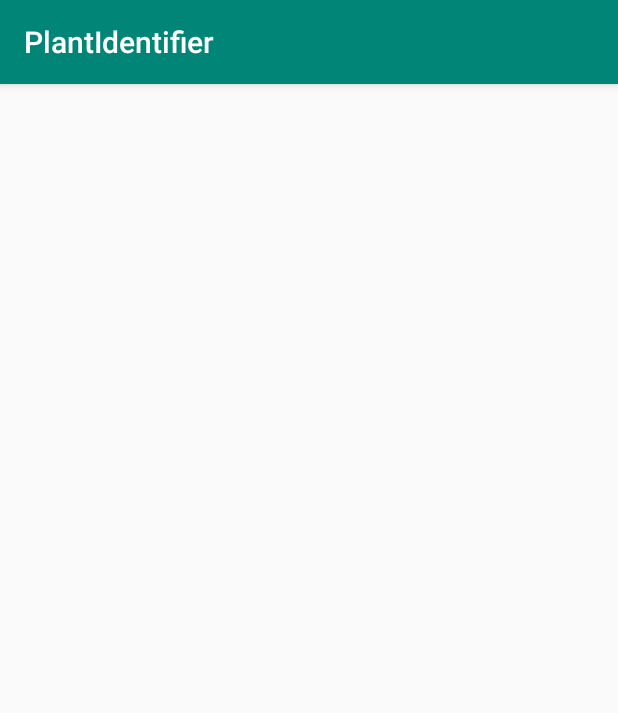
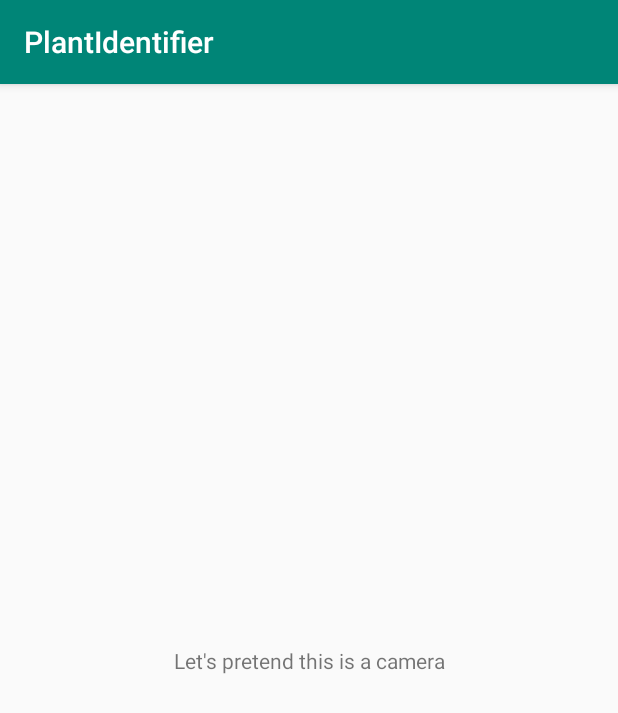
Before and after one commit to Scott3-0/NWAPW-Project, an Android app: the Camera screen opened directly, with no data from a screen before it, on a phone screen of 412 x 824 dp. Shown: the top 713 px of the screen. Run offline under Robolectric (Android 15) with nearby library versions, the phone set to English and light mode, and no system bars.

Commit message:
More activities + buttons
This isn't all of the activities. Some of the buttons do things, some don't right now.  And we'll need to see if there are any errors. Also I can't tell if I need to give new IDs to all of the buttons--if so, I'll figure that out and do it in the next commit

```diff
--- a/USE_THIS_ONE_FROM_NOW_ON/app/src/main/AndroidManifest.xml
+++ b/USE_THIS_ONE_FROM_NOW_ON/app/src/main/AndroidManifest.xml
@@ -9,7 +9,8 @@
         android:roundIcon="@mipmap/ic_launcher_round"
         android:supportsRtl="true"
         android:theme="@style/AppTheme">
-        <activity android:name=".Camera"></activity>
+        <activity android:name=".DisplayPlantTypes"></activity>
+        <activity android:name=".Camera" />
         <activity android:name=".MainActivity">
             <intent-filter>
                 <action android:name="android.intent.action.MAIN" />
--- a/USE_THIS_ONE_FROM_NOW_ON/app/src/main/res/layout/activity_camera.xml
+++ b/USE_THIS_ONE_FROM_NOW_ON/app/src/main/res/layout/activity_camera.xml
@@ -6,4 +6,17 @@
     android:layout_height="match_parent"
     tools:context=".Camera">
 
+    <TextView
+        android:id="@+id/textView"
+        android:layout_width="wrap_content"
+        android:layout_height="wrap_content"
+        android:layout_marginStart="8dp"
+        android:layout_marginTop="8dp"
+        android:layout_marginEnd="8dp"
+        android:layout_marginBottom="8dp"
+        android:text="Let's pretend this is a camera"
+        app:layout_constraintBottom_toBottomOf="parent"
+        app:layout_constraintEnd_toEndOf="parent"
+        app:layout_constraintStart_toStartOf="parent"
+        app:layout_constraintTop_toTopOf="parent" />
 </androidx.constraintlayout.widget.ConstraintLayout>
--- a/USE_THIS_ONE_FROM_NOW_ON/app/src/main/res/values/strings.xml
+++ b/USE_THIS_ONE_FROM_NOW_ON/app/src/main/res/values/strings.xml
@@ -4,4 +4,5 @@
     <string name="text_filler">Lorem ipsum dolor sit amet, consectetur adipiscing elit, sed do eiusmod tempor incididunt ut labore et dolore magna aliqua. Ut enim ad minim veniam, quis nostrud exercitation ullamco laboris nisi ut aliquip ex ea commodo consequat. Duis aute irure dolor in reprehenderit in voluptate velit esse cillum dolore eu fugiat nulla pariatur. Excepteur sint occaecat cupidatat non proident, sunt in culpa qui officia deserunt mollit anim id est laborum.</string>
     <string name="identify_plants">Identify plants!</string>
     <string name="search_plants">Search Plants</string>
+    <string name="menu">Menu</string>
 </resources>
```
Also changed, not shown: USE_THIS_ONE_FROM_NOW_ON/app/src/main/java/com/example/plantidentifier/DisplayPlantTypes.java (added, +38 -0 lines), USE_THIS_ONE_FROM_NOW_ON/app/src/main/res/layout/activity_display_plant_types.xml (added, +71 -0 lines).
